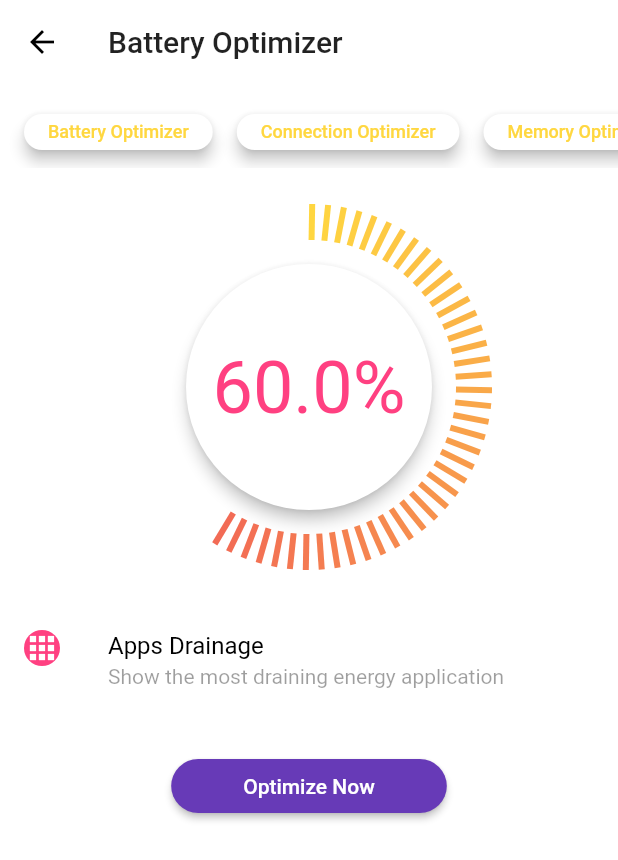
After one commit to yuki-katayama/Flutter_studyapp, a Flutter app: the Next4 screen opened directly, after a tap on "Battery Optimizer", on a phone screen of 412 x 824 dp. The commit adds this screen. Shown: the top 860 px of the screen. Run offline on Flutter 3.47's test engine with Material 2 defaults, Android fonts, the phone set to English and light mode, and no system bars; our stand-ins replace cloud_firestore, firebase_auth, firebase_core, flutter_signin_button, google_sign_in; accounts and stored records are empty.

Commit message:
Add Battery optimizer page

```diff
--- /dev/null
+++ b/lib/battery_optimizer/battery_level_indicator.dart
@@ -0,0 +1,79 @@
+import 'dart:math';
+
+import 'package:flutter/cupertino.dart';
+import 'package:flutter/material.dart';
+
+class _BatteryLevelIndicatorPainter extends CustomPainter {
+  final double percentage; // バッテリーレベルの割合
+  final double textCircleRadius; // 内側に表示される白丸の半径
+  _BatteryLevelIndicatorPainter({
+    @required this.percentage,
+    @required this.textCircleRadius,
+  });
+  @override
+  void paint(Canvas canvas, Size size) {
+    for (int i = 1; i < (360 * percentage); i += 5) {
+      final per = i / 360.0;
+      // 割合（0~1.0）からグラデーション色に変換
+      final color = ColorTween(
+        begin: Colors.amberAccent,
+        end: Colors.pink,
+      ).lerp(per);
+      final paint = Paint()
+        ..color = color
+        ..style = PaintingStyle.stroke
+        ..strokeWidth = 4;
+      final spaceLen = 16; // 円とゲージ間の長さ
+      final lineLen = 24; // ゲージの長さ
+      final angle = (2 * pi * per) - (pi / 2); // 0時方向から開始するため-90度ずらす
+      // 円の中心座標
+      final offset0 = Offset(size.width * 0.5, size.height * 0.5);
+      // 線の内側部分の座標
+      final offset1 = offset0.translate(
+        (textCircleRadius + spaceLen) * cos(angle),
+        (textCircleRadius + spaceLen) * sin(angle),
+      );
+      // 線の外側部分の座標
+      final offset2 = offset1.translate(
+        lineLen * cos(angle),
+        lineLen * sin(angle),
+      );
+      canvas.drawLine(offset1, offset2, paint);
+    }
+  }
+  @override
+  bool shouldRepaint(CustomPainter oldDelegate) {
+    return false;
+  }
+}
+class BatteryLevelIndicator extends StatelessWidget {
+  final percentage = 0.6;
+  final size = 164.0;
+  @override
+  Widget build(BuildContext context) {
+    return CustomPaint(
+      painter: _BatteryLevelIndicatorPainter(
+        percentage: percentage,
+        textCircleRadius: size * 0.5,
+      ),
+      child: Container(
+        padding: const EdgeInsets.all(64),
+        child: Material(
+          color: Colors.white,
+          elevation: 4,
+          borderRadius: BorderRadius.circular(size * 0.5),
+          child: Container(
+            width: size,
+            height: size,
+            child: Center(
+              child: Text(
+                '${percentage * 100}%',
+                style: TextStyle(color: Colors.pinkAccent, fontSize: 48),
+              ),
+            ),
+          ),
+        ),
+      ),
+    );
+  }
+}
--- /dev/null
+++ b/lib/battery_optimizer/battery_optimizer_appsbrainage.dart
@@ -0,0 +1,36 @@
+import 'package:flutter/material.dart';
+
+class AppsDrainage extends StatelessWidget{
+  @override
+  Widget build(BuildContext context) {
+    return Column(
+      children: [
+        ListTile(
+          leading: ClipOval(
+            child: Container(
+              color: Colors.pinkAccent,
+              child: Icon(
+                Icons.apps,
+                color: Colors.white
+              ),
+              ),
+            ),
+            title: Text(
+              'Apps Drainage',
+              style: TextStyle(color: Colors.black),
+            ),
+          subtitle: Text(
+            'Show the most draining energy application',
+            style: TextStyle(color: Colors.black38),
+          ),
+        ),
+        Material(
+          color: Colors.white,
+          // elevation: Colors.lightGreenAccent,
+          borderRadius: BorderRadius.circular(16),
+        )
+      ],
+    );
+  }
+
+}
--- /dev/null
+++ b/lib/battery_optimizer/battery_optimizer_button.dart
@@ -0,0 +1,75 @@
+import 'package:flutter/cupertino.dart';
+import 'package:flutter/material.dart';
+
+class _BatteryOptimizerButton extends StatelessWidget{
+  final String text;
+
+  const _BatteryOptimizerButton({
+    Key key,
+    @required this.text,
+}) : super(key: key);
+
+  @override
+  Widget build(BuildContext context) {
+    return MaterialButton(
+      color: Colors.white,
+      elevation: 4,
+      height: 24,
+      padding: EdgeInsets.symmetric(horizontal: 16),
+        shape: RoundedRectangleBorder(
+          borderRadius: BorderRadius.circular(16.0),
+        ),
+      onPressed: (){},
+      child: Text(
+        text,
+        style: TextStyle(
+            color: Colors.amberAccent,
+            fontSize: 12
+        ),
+      )
+    );
+  }
+}
+
+class BatteryOptimizerButton extends StatelessWidget{
+  @override
+  Widget build(BuildContext context) {
+    return Padding(
+      padding: const EdgeInsets.only(top: 8),
+      child: SingleChildScrollView(
+        scrollDirection: Axis.horizontal,
+        child: Row(
+          children: [
+            SizedBox(width: 16),
+            _BatteryOptimizerButton(text: 'Battery Optimizer'),
+            SizedBox(width: 16),
+            _BatteryOptimizerButton(text: 'Connection Optimizer'),
+            SizedBox(width: 16),
+            _BatteryOptimizerButton(text: 'Memory Optimizer'),
+            SizedBox(width: 16),
+            _BatteryOptimizerButton(text: 'Storage Optimizer'),
+            SizedBox(width: 16),
+          ],
+        )
+      )
+    );
+  }
+}
+
+class OptimizeNow extends StatelessWidget {
+  @override
+  Widget build(BuildContext context) {
+    return Padding(
+      padding: EdgeInsets.symmetric(vertical: 24),
+      child: RaisedButton(
+        color: Colors.deepPurple,
+        padding: EdgeInsets.symmetric(horizontal: 48),
+        shape: RoundedRectangleBorder(
+          borderRadius: BorderRadius.circular(24),
+        ),
+        onPressed: () {},
+        child: Text('Optimize Now', style: TextStyle(color: Colors.white)),
+      ),
+    );
+  }
+}
--- /dev/null
+++ b/lib/battery_optimizer/battery_optimizer_home.dart
@@ -0,0 +1,30 @@
+import 'package:flutter/material.dart';
+import 'battery_level_indicator.dart';
+import 'battery_optimizer_appsbrainage.dart';
+import 'battery_optimizer_button.dart';
+
+class BatteryOptimizerHome extends StatelessWidget{
+
+  @override
+  Widget build(BuildContext context) {
+    return Scaffold(
+      backgroundColor: Colors.white,
+      appBar: AppBar(
+        title: Text('Battery Optimizer'),
+        centerTitle: false,
+        elevation: 0,
+      ),
+      body: SingleChildScrollView(
+        child: Column(
+          children: [
+            BatteryOptimizerButton(),
+            BatteryLevelIndicator(),
+            AppsDrainage(),
+            OptimizeNow(),
+          ],
+        ),
+      )
+    );
+  }
+
+}
--- a/lib/next4.dart
+++ b/lib/next4.dart
@@ -12,6 +12,9 @@ import'package:flutter_kboy/admin_mobile/admin_mobile.dart';
 import'package:flutter_kboy/signup_update/signup_page_update.dart';
 import'package:flutter_kboy/flower_shop/screens/home_screen.dart';
 import'package:flutter_kboy/flutter_firebase.dart';
+
+import 'battery_optimizer/battery_optimizer_home.dart';
+import 'flight_booking/flight_booking_home.dart';
 
 
 class Next4 extends StatelessWidget {
@@ -166,12 +169,34 @@ class Next4 extends StatelessWidget {
             ),
             ListTile(
                 leading: Icon(Icons.local_florist),
-                title: Text('flower shop ui'),
+                title: Text('Flower Shop UI'),
                 trailing: Icon(Icons.arrow_forward_ios),
                 onTap: () {
                   Navigator.push(
                     context,
                     MaterialPageRoute(builder: (context) => FlowerShopUI()),
+                  );
+                }
+            ),
+            ListTile(
+                leading: Icon(Icons.graphic_eq),
+                title: Text('Battery Optimizer'),
+                trailing: Icon(Icons.arrow_forward_ios),
+                onTap: () {
+                  Navigator.push(
+                    context,
+                    MaterialPageRoute(builder: (context) => BatteryOptimizerHome()),
+                  );
+                }
+            ),
+            ListTile(
+                leading: Icon(Icons.beenhere),
+                title: Text('Flight Booking'),
+                trailing: Icon(Icons.arrow_forward_ios),
+                onTap: () {
+                  Navigator.push(
+                    context,
+                    MaterialPageRoute(builder: (context) =>  FlightBookingHome()),
                   );
                 }
             ),
```
Also changed, not shown: 4 other files.
